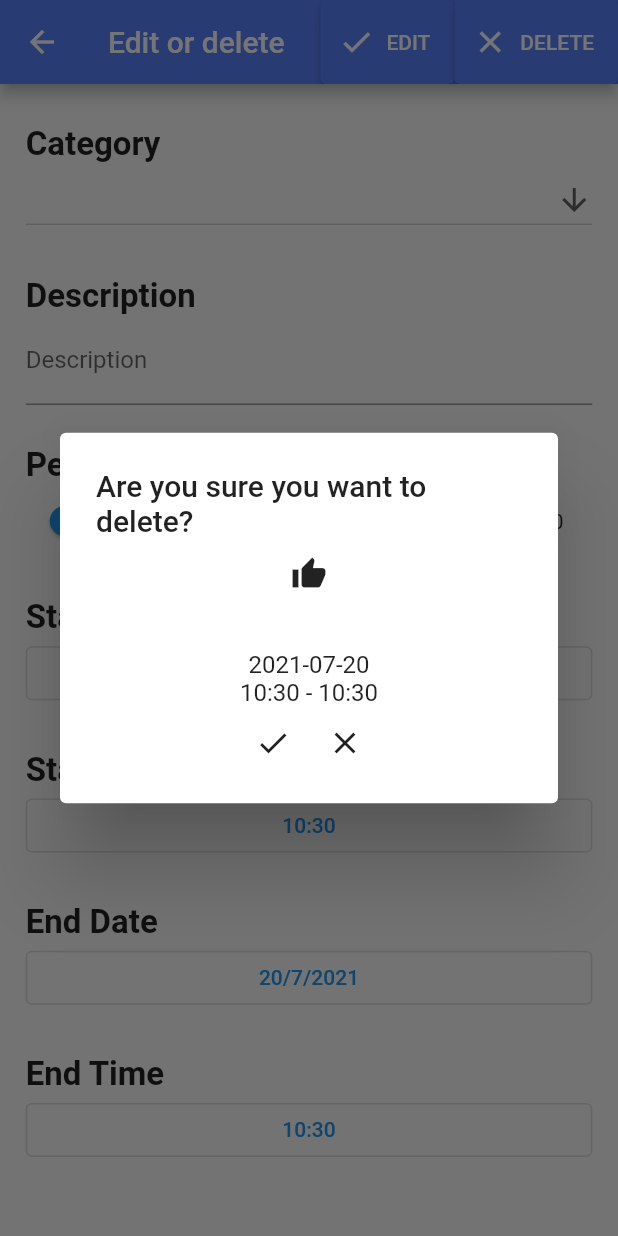
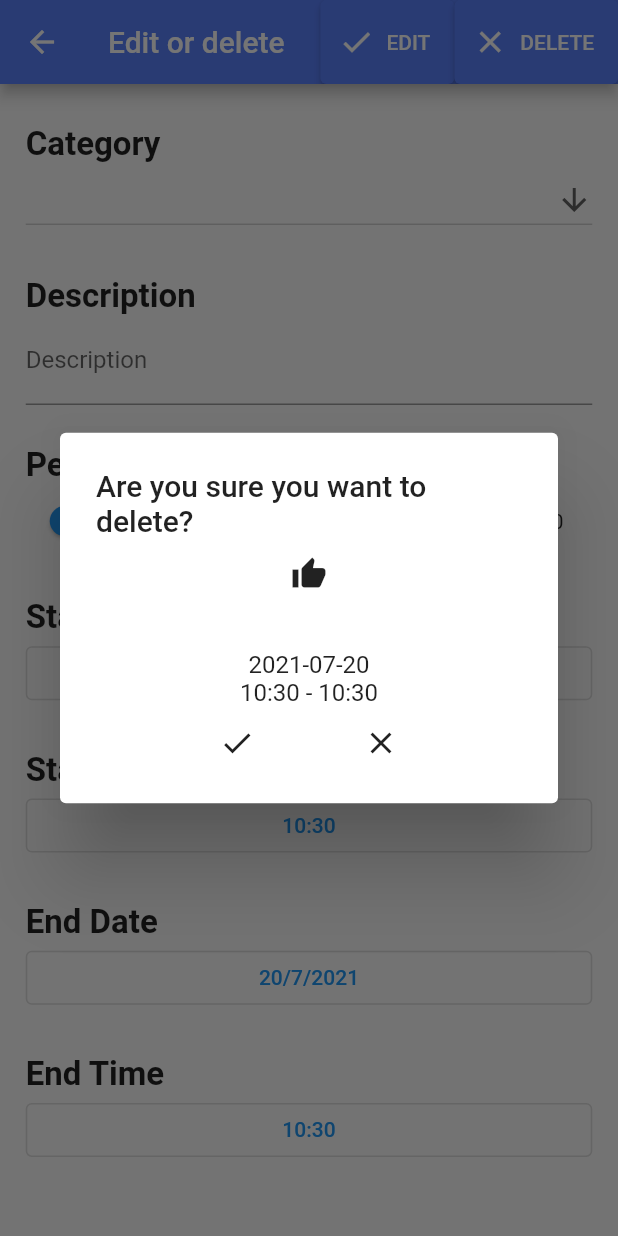
Before and after one commit to JeffZincatz/PlanNUS, a Flutter app: the EditOrDelete screen opened directly with empty values, after a tap on "DELETE", on a phone screen of 412 x 824 dp. Run offline on Flutter 3.47's test engine with Material 2 defaults, Android fonts, the phone set to English and light mode, and no system bars; our stand-ins replace cloud_firestore, file_picker, firebase_auth, firebase_core, firebase_storage, fl_chart and 9 more; missing offline and left inert: flutter_radar_chart, flutter_social_content_share, ical, icalendar_parser, social_share; accounts and stored records are empty; network calls fail.

Commit message:
added spacing between done and close icon to prevent misclick

```diff
--- a/lib/screens/home/EditOrDelete.dart
+++ b/lib/screens/home/EditOrDelete.dart
@@ -177,6 +177,7 @@ class _EditOrDelete extends State<EditOrDelete> {
                             MySnackBar.show(context,
                                 Text("Activity successfully deleted."));
                           }),
+                      SizedBox(width: 48),
                       IconButton(
                           icon: Icon(Icons.close),
                           onPressed: () {
--- a/lib/screens/home/home_elements/EventTile.dart
+++ b/lib/screens/home/home_elements/EventTile.dart
@@ -68,6 +68,7 @@ class EventTile extends StatelessWidget {
                     // I'm not sure why this throws some error but it still works fine somehow
                     Navigator.push(context, MaterialPageRoute(builder: (context) => ActivityCompleted(event: event)));
                   }),
+                  SizedBox(width: 48),
                   IconButton(icon: Icon(Icons.close), onPressed: () {
                     DbService().markUncompleted(event);
                     Navigator.pop(context, true);
```
